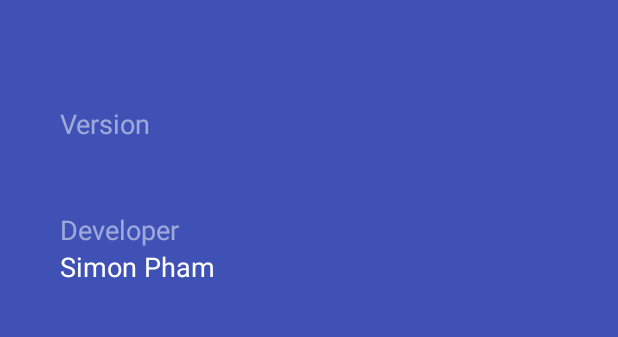
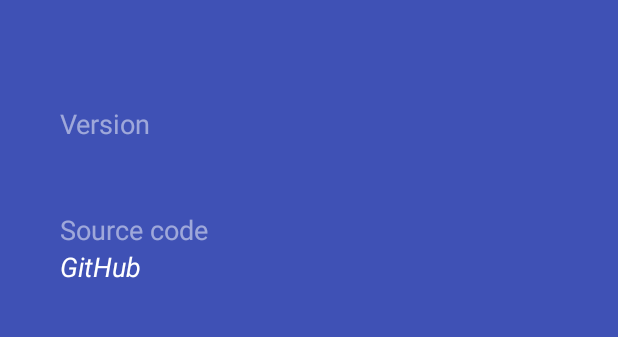
Before and after one commit to simonpham/htttsv-tdt-mobile, an Android app: the AboutActivity screen opened directly, with no data from a screen before it, on a phone screen of 412 x 824 dp, the part 356-693 px from its top. Run offline under Robolectric (Android 15) with nearby library versions, the phone set to English and light mode, and no system bars; our stand-ins replace CircleImageView.

Commit message:
3.0.5.r18

```diff
--- a/app/src/main/java/com/simonvn/tdtu/student/actitities/AboutActivity.java
+++ b/app/src/main/java/com/simonvn/tdtu/student/actitities/AboutActivity.java
@@ -1,11 +1,14 @@
 package com.simonvn.tdtu.student.actitities;
 
+import android.content.Intent;
 import android.content.pm.PackageManager;
 import android.graphics.Color;
 import android.graphics.drawable.ColorDrawable;
+import android.net.Uri;
 import android.os.Bundle;
 import android.support.v7.app.AppCompatActivity;
 import android.view.MenuItem;
+import android.view.View;
 import android.view.Window;
 import android.widget.TextView;
 
@@ -15,6 +18,7 @@ public class AboutActivity extends AppCompatActivity {
 
     private TextView txtVer;
     private TextView welcome;
+    private TextView txtDev;
 
     @Override
     protected void onCreate(Bundle savedInstanceState) {
@@ -31,6 +35,7 @@ public class AboutActivity extends AppCompatActivity {
 
         txtVer = findViewById(R.id.txtVersion);
         welcome = findViewById(R.id.welcome2);
+        txtDev = findViewById(R.id.txtDev);
 
         String versionName = "";
         try {
@@ -40,6 +45,14 @@ public class AboutActivity extends AppCompatActivity {
         }
 
         txtVer.setText(versionName);
+        txtDev.setOnClickListener(new View.OnClickListener() {
+            @Override
+            public void onClick(View view) {
+                Uri uriUrl = Uri.parse("https://github.com/simonpham/htttsv-tdt-mobile");
+                Intent launchBrowser = new Intent(Intent.ACTION_VIEW, uriUrl);
+                startActivity(launchBrowser);
+            }
+        });
 
     }
 
--- a/app/src/main/res/layout/activity_about.xml
+++ b/app/src/main/res/layout/activity_about.xml
@@ -62,7 +62,7 @@
             android:id="@+id/textView5"
             android:layout_width="match_parent"
             android:layout_height="wrap_content"
-            android:text="\nDeveloper"
+            android:text="\nSource code "
             android:textColor="@color/gwhite"
             android:textSize="18sp" />
 
@@ -70,10 +70,12 @@
             android:id="@+id/txtDev"
             android:layout_width="match_parent"
             android:layout_height="wrap_content"
-            android:text="Simon Pham"
+            android:clickable="true"
+            android:text="GitHub"
             android:textAppearance="@style/TextAppearance.AppCompat"
             android:textColor="@color/white"
             android:textSize="18sp"
+            android:textStyle="italic"
             app:layout_constraintEnd_toEndOf="parent"
             app:layout_constraintStart_toStartOf="parent"
             app:layout_constraintTop_toBottomOf="@+id/welcome2" />
```
Also changed, not shown: app/build.gradle (+6 -2 lines), app/src/main/java/com/simonvn/tdtu/student/fragments/hocphi/HocphiFragment.java (+10 -10 lines), app/src/main/res/values/strings.xml (+9 -0 lines), app/src/main/res/drawable/tkb_widget_preview.jpg (deleted), app/src/main/res/drawable/tkb_widget_preview.png (added), 3 other files.
